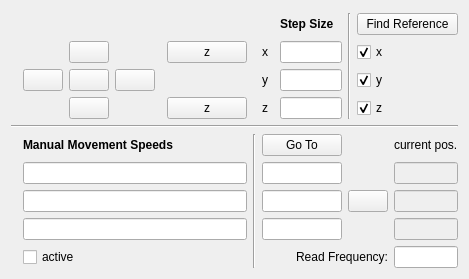
Old version of the form nomad_camels/manual_controls/stage_control/ui_stage_control.ui in the repository FAU-LAP/NOMAD-CAMELS.
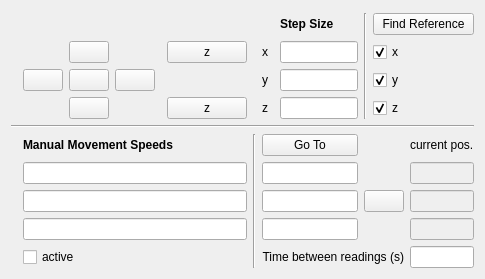
New version of the form.

Commit message: Changed label of read freq of stage control

What changed in the file:
```diff
--- a/nomad_camels/manual_controls/stage_control/ui_stage_control.ui
+++ b/nomad_camels/manual_controls/stage_control/ui_stage_control.ui
@@ -359,7 +359,7 @@
    <item row="11" column="8" colspan="5">
     <widget class="QLabel" name="label_7">
      <property name="text">
-      <string>Read Frequency:</string>
+      <string>Time between readings (s)</string>
      </property>
      <property name="alignment">
       <set>Qt::AlignRight|Qt::AlignTrailing|Qt::AlignVCenter</set>
```
The commit also changes 1 other file.
